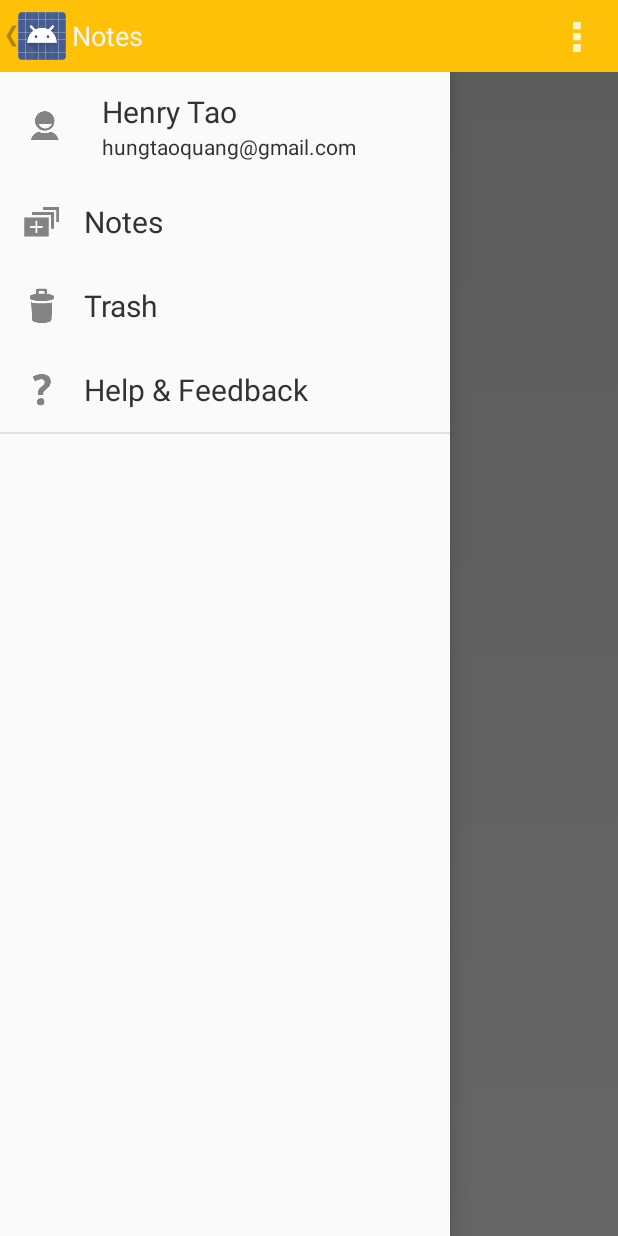
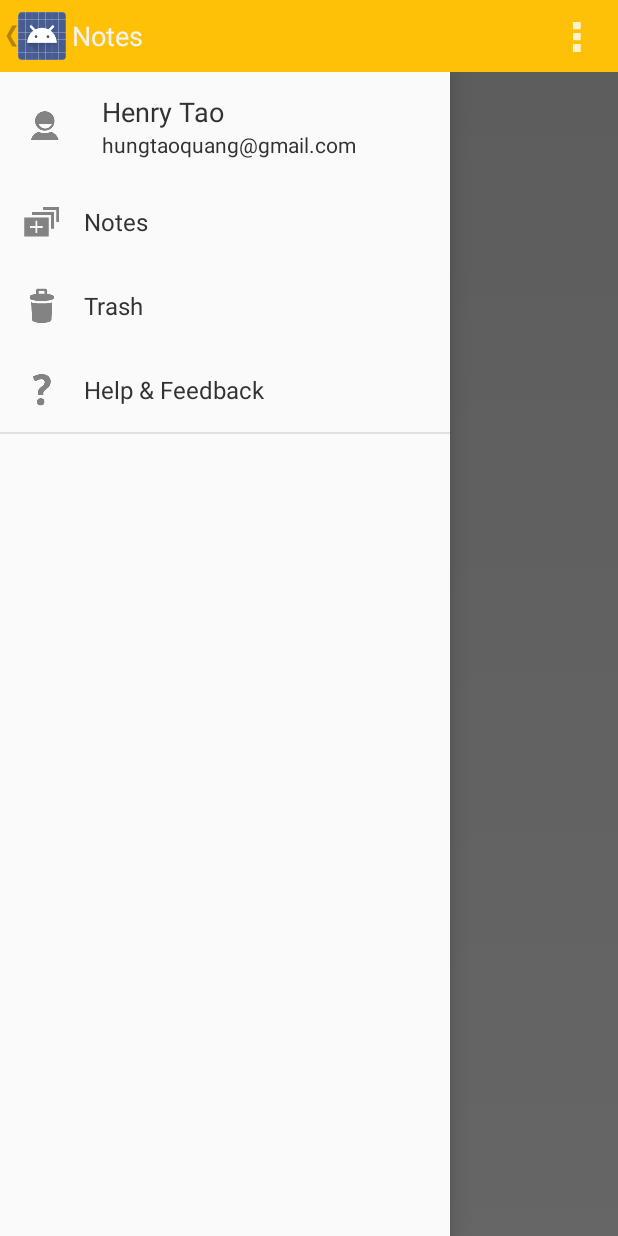
Before and after one commit to henrytao-me/notipocket-android, an Android app: the screen it shows after launch (MainActivity), with the side drawer open, on a phone screen of 412 x 824 dp. Run offline under Robolectric (Android 15) with nearby library versions, the phone set to English and light mode, and no system bars; 2 statements that could not run were skipped.

Commit message:
fixed textSize on navigation drawer

```diff
--- a/app/src/main/res/layout/navigation_drawer_item.xml
+++ b/app/src/main/res/layout/navigation_drawer_item.xml
@@ -18,7 +18,7 @@
     android:id="@+id/title"
     android:layout_width="fill_parent"
     android:layout_height="match_parent"
-    android:textSize="@dimen/title_text_size"
+    android:textSize="@dimen/large_text_size"
     android:paddingLeft="8dp"
     android:paddingRight="0dp"
     android:gravity="center_vertical" />
--- a/app/src/main/res/values/dimens.xml
+++ b/app/src/main/res/values/dimens.xml
@@ -3,6 +3,8 @@
   <dimen name="activity_horizontal_margin">16dp</dimen>
   <dimen name="activity_vertical_margin">16dp</dimen>
 
+  <dimen name="small_text_size">12dp</dimen>
   <dimen name="standard_text_size">14dp</dimen>
-  <dimen name="title_text_size">20dp</dimen>
+  <dimen name="large_text_size">16dp</dimen>
+  <dimen name="title_text_size">18dp</dimen>
 </resources>
```
